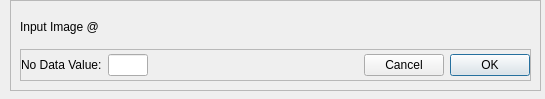
Above: enmapbox/apps/the_lmu_app/GUI_Nodat.ui from jakimowb/enmapbox_testmigration2 before the change. Below: the same form after it.
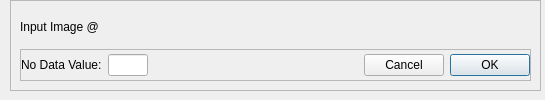
That is the form after the change.

```diff
--- a/enmapbox/apps/the_lmu_app/GUI_Nodat.ui
+++ b/enmapbox/apps/the_lmu_app/GUI_Nodat.ui
@@ -7,9 +7,27 @@
     <x>0</x>
     <y>0</y>
     <width>545</width>
-    <height>99</height>
+    <height>100</height>
    </rect>
   </property>
+  <property name="sizePolicy">
+   <sizepolicy hsizetype="Fixed" vsizetype="Fixed">
+    <horstretch>0</horstretch>
+    <verstretch>0</verstretch>
+   </sizepolicy>
+  </property>
+  <property name="minimumSize">
+   <size>
+    <width>545</width>
+    <height>100</height>
+   </size>
+  </property>
+  <property name="maximumSize">
+   <size>
+    <width>545</width>
+    <height>100</height>
+   </size>
+  </property>
   <property name="windowTitle">
    <string>Supply NoData Value</string>
   </property>
```
